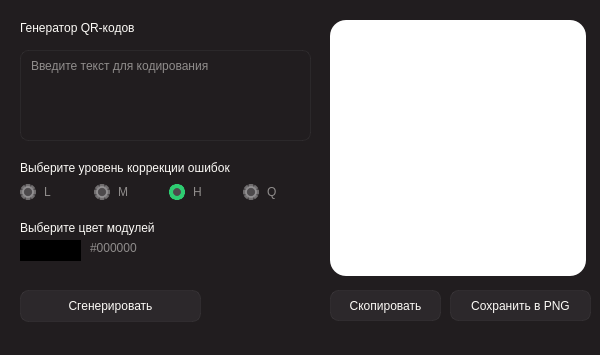
This is mainwindow.ui in nikitakoschelenko/rtumirea_kr_easyQR as Qt 5 draws it before an edit. The edited form follows.
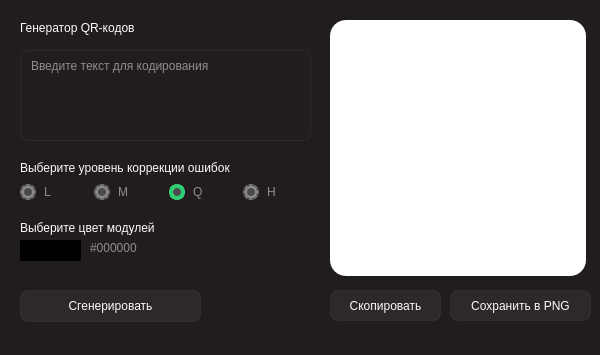
This is the edited form.

Commit message: fix: ecc order & default

The edit to the form file:
```diff
--- a/mainwindow.ui
+++ b/mainwindow.ui
@@ -196,7 +196,7 @@
       </widget>
      </item>
      <item>
-      <widget class="QRadioButton" name="radioButton_ecc_H">
+      <widget class="QRadioButton" name="radioButton_ecc_Q">
        <property name="cursor">
         <cursorShape>PointingHandCursor</cursorShape>
        </property>
@@ -217,7 +217,7 @@
 }</string>
        </property>
        <property name="text">
-        <string>H</string>
+        <string>Q</string>
        </property>
        <property name="checked">
         <bool>true</bool>
@@ -225,7 +225,7 @@
       </widget>
      </item>
      <item>
-      <widget class="QRadioButton" name="radioButton_ecc_Q">
+      <widget class="QRadioButton" name="radioButton_ecc_H">
        <property name="cursor">
         <cursorShape>PointingHandCursor</cursorShape>
        </property>
@@ -246,7 +246,10 @@
 }</string>
        </property>
        <property name="text">
-        <string>Q</string>
+        <string>H</string>
+       </property>
+       <property name="checked">
+        <bool>false</bool>
        </property>
       </widget>
      </item>
```
The commit also changes 1 other file.
